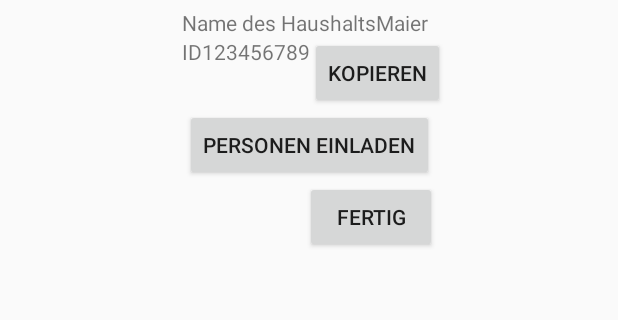
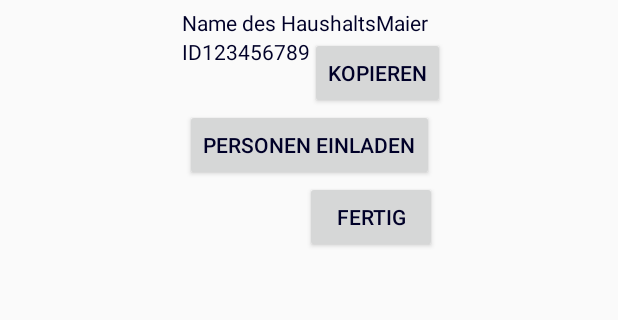
Before and after one commit to Pia98/HolMal, an Android app: the CreateHousehold screen opened directly, with no data from a screen before it, after a tap on "FERTIG", on a phone screen of 412 x 824 dp, the part 277-597 px from its top. Run offline under Robolectric (Android 15) with nearby library versions, the phone set to English and light mode, and no system bars; our stand-ins replace ButterKnife.

Commit message:
font color for all texts

```diff
--- a/app/src/main/res/values/styles.xml
+++ b/app/src/main/res/values/styles.xml
@@ -7,6 +7,6 @@
         <item name="colorPrimary">@color/colorPrimary</item>
         <item name="colorPrimaryDark">@color/colorPrimaryDark</item>
         <item name="colorAccent">@color/colorAccent</item>
+        <item name="android:textColor">@color/colorFont</item>
     </style>
-
 </resources>
```
